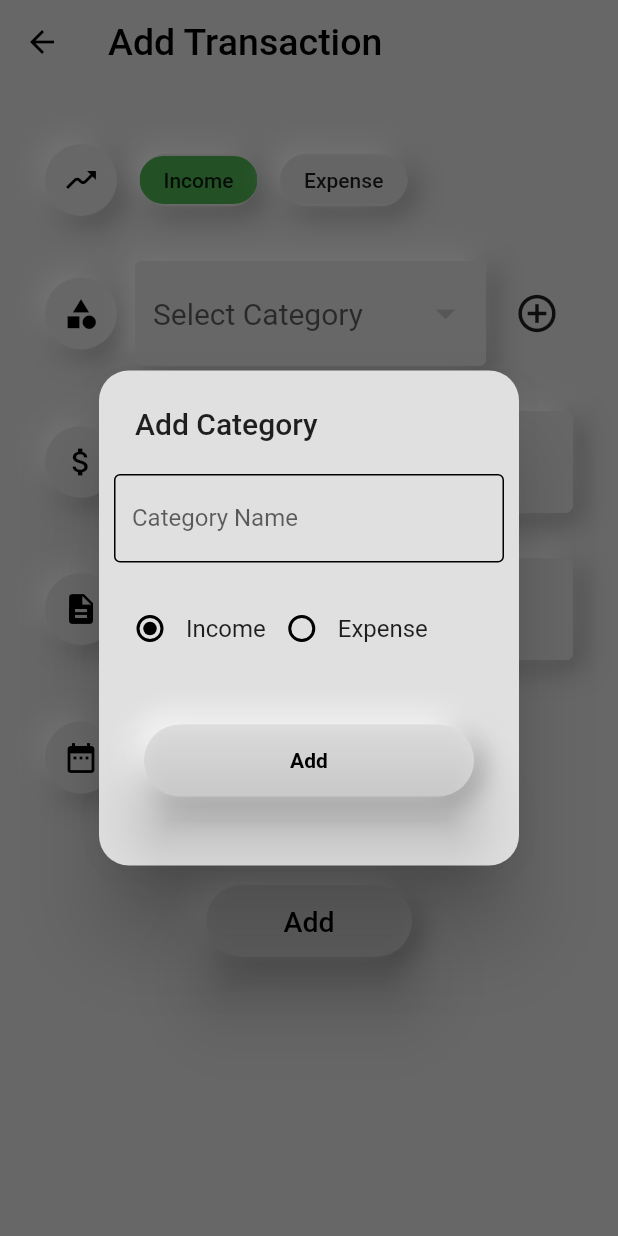
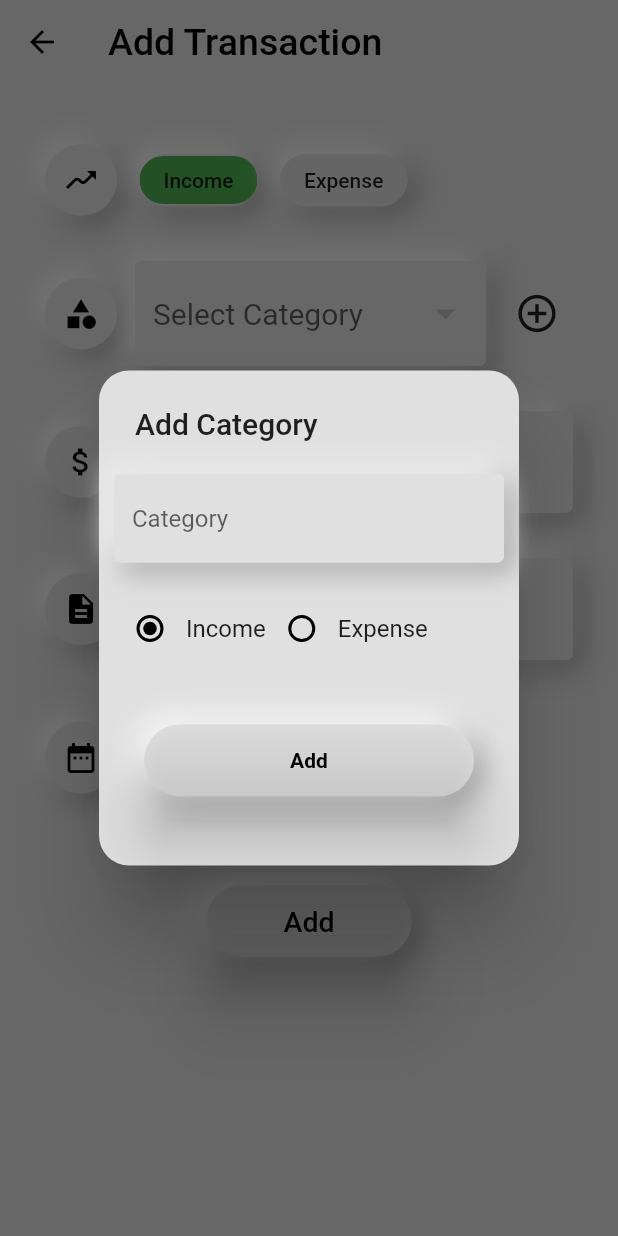
Before and after one commit to Nidhinlalp/SimpleMoneyManager, a Flutter app: the ScreenAddTransaction screen opened directly, after a tap on the "add circle outline" icon, on a phone screen of 412 x 824 dp. Run offline on Flutter 3.47's test engine with Material 2 defaults, Android fonts, the phone set to English and light mode, and no system bars; our stand-ins replace auto_size_text, awesome_snackbar_content, curved_navigation_bar, flip_card, flutter_slidable, flutter_zoom_drawer and 9 more; accounts and stored records are empty.

Commit message:
ui addcategory

```diff
--- a/lib/screens/category/category_add_popup.dart
+++ b/lib/screens/category/category_add_popup.dart
@@ -24,6 +24,25 @@ Future<void> showCategoryAddPopup(BuildContext context) async {
           children: [
             Padding(
               padding: const EdgeInsets.all(10.0),
+              child: Container(
+                decoration: BoxDecoration(
+                  color: bgColor,
+                  borderRadius: BorderRadius.circular(5),
+                  boxShadow: [
+                    BoxShadow(
+                      color: Colors.grey.shade500,
+                      blurRadius: 15,
+                      spreadRadius: 1,
+                      offset: const Offset(5, 5),
+                    ),
+                    const BoxShadow(
+                      color: Colors.white70,
+                      blurRadius: 15,
+                      spreadRadius: 1,
+                      offset: Offset(-5, -5),
+                    ),
+                  ],
+                ),
                 child: TextFormField(
                   validator: (value) {
                     if (value == null || value.isEmpty) {
@@ -32,20 +51,26 @@ Future<void> showCategoryAddPopup(BuildContext context) async {
                     return null;
                   },
                   controller: nameEditingController,
-                decoration: const InputDecoration(
-                    labelText: 'Category Name',
-                    floatingLabelStyle: TextStyle(
-                      color: Colors.black,
-                    ),
-                    border: OutlineInputBorder(),
+                  decoration: InputDecoration(
+                    hintText: 'Category ',
                     enabledBorder: OutlineInputBorder(
                       borderSide: BorderSide(
-                        color: Colors.black,
+                        color: bgColor,
                       ),
                     ),
+                    border: const OutlineInputBorder(),
                     focusedBorder: OutlineInputBorder(
-                      borderSide: BorderSide(width: 3, color: Colors.blueGrey),
-                    )),
+                      borderSide: BorderSide(
+                        color: bgColor,
+                      ),
+                    ),
+                    errorBorder: OutlineInputBorder(
+                      borderSide: BorderSide(
+                        color: bgColor,
+                      ),
+                    ),
+                  ),
+                ),
               ),
             ),
             Padding(
```
Lines whose indentation alone changed are shown as unchanged.
